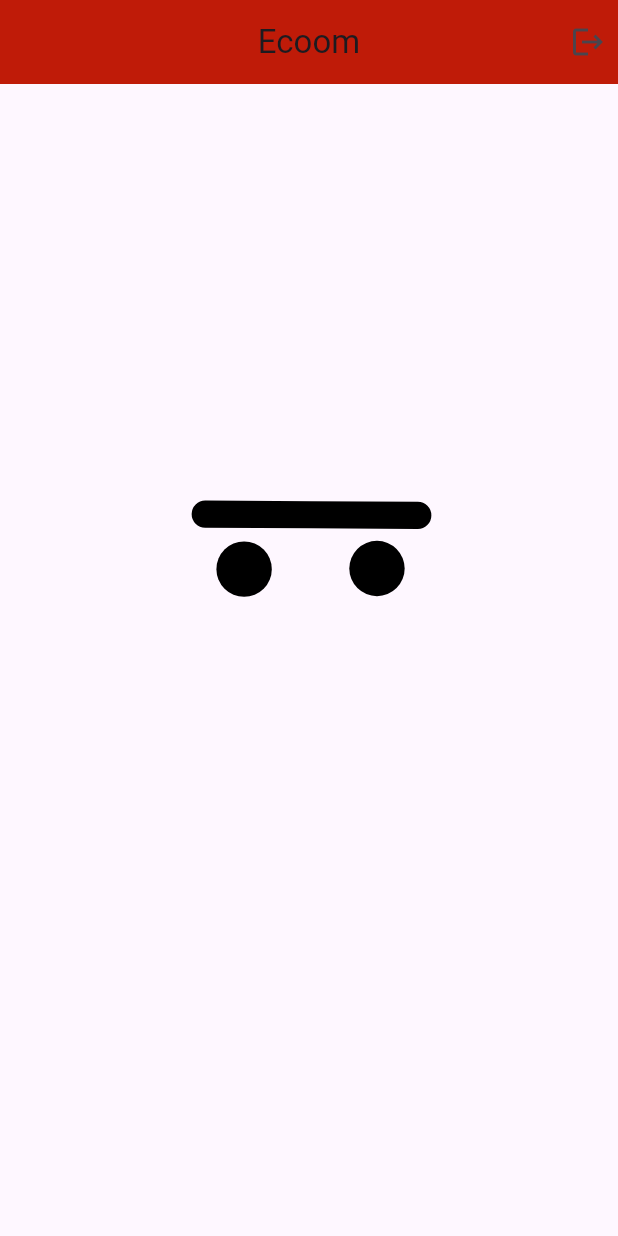
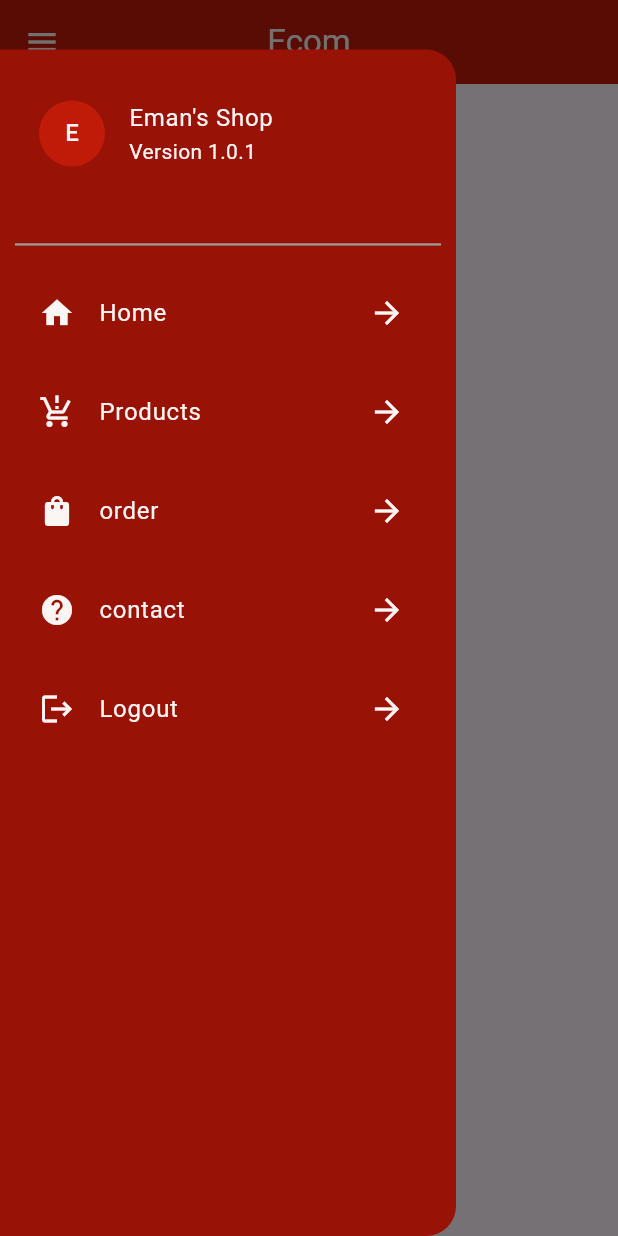
Before and after one commit to Talha-Shahbaz848/Eman_Shoping_Center, a Flutter app: the MainScreen screen opened directly, with the side drawer open (before the commit the screen has no drawer), on a phone screen of 412 x 824 dp. Run offline on Flutter 3.47's test engine with Material 3 defaults, Android fonts, the phone set to English and light mode, and no system bars; drawn by our look-alikes of carousel_slider; our stand-ins replace cached_network_image, cloud_firestore, firebase_auth, firebase_core, firebase_messaging, flutter_easyloading and 4 more; accounts and stored records are empty.

Commit message:
first commit

```diff
--- a/analysis_options.yaml
+++ b/analysis_options.yaml
@@ -14,6 +14,7 @@ analyzer:
     file_names: ignore
     no_leading_underscores_for_local_identifiers: ignore
     non_constant_identifier_names: ignore
+    unnecessary_overrides: ignore
 include: package:flutter_lints/flutter.yaml
 
 linter:
--- /dev/null
+++ b/lib/controllers/banner_controler.dart
@@ -0,0 +1,29 @@
+// ignore_for_file: unnecessary_overrides, avoid_print
+
+import 'package:cloud_firestore/cloud_firestore.dart';
+import 'package:get/get.dart';
+
+class BannerControler extends GetxController{
+
+RxList<String> bannerUrl = RxList<String>([]);
+
+@override
+  void onInit() {
+    super.onInit();
+    getBannerImage();
+  }
+
+  Future<void> getBannerImage() async{
+try{
+  QuerySnapshot bannerSnapshot = await FirebaseFirestore.instance.collection("images").get();
+  if(bannerSnapshot.docs.isNotEmpty){
+    bannerUrl.value = bannerSnapshot.docs.map((doc) => doc['image'] as String ).toList();
+  }
+}
+catch (e) {
+  print("error $e");
+}
+
+  }
+
+}
--- a/lib/screens/auth_ui/sign_inscreen.dart
+++ b/lib/screens/auth_ui/sign_inscreen.dart
@@ -11,7 +11,6 @@ import 'package:flutter/material.dart';
 import 'package:flutter_keyboard_visibility/flutter_keyboard_visibility.dart';
 import 'package:get/get.dart';
 import 'package:lottie/lottie.dart';
-
 import '../../controllers/get_user_data_controller.dart';
 
 class signInScreen extends StatefulWidget {
--- a/lib/screens/auth_ui/sign_up_screen.dart
+++ b/lib/screens/auth_ui/sign_up_screen.dart
@@ -20,7 +20,7 @@ class _signUpScreenState extends State<signUpScreen> {
 final EmailSignUpController emailSignUpController =
       Get.put(EmailSignUpController());
 
-    TextEditingController username = TextEditingController();
+  TextEditingController username = TextEditingController();
   TextEditingController userEmail = TextEditingController();
   TextEditingController userPhone = TextEditingController();
   TextEditingController userCity = TextEditingController();
--- a/lib/screens/user_panel/mainscreen.dart
+++ b/lib/screens/user_panel/mainscreen.dart
@@ -1,42 +1,49 @@
-import 'package:eman_shoping_center/screens/auth_ui/welcome_screen.dart';
+// ignore_for_file: prefer_const_constructors, avoid_unnecessary_containers
+
 import 'package:eman_shoping_center/utils/app_constant.dart';
+import 'package:eman_shoping_center/widgets/banner_widget.dart';
+import 'package:eman_shoping_center/widgets/drawer.dart';
 import 'package:firebase_auth/firebase_auth.dart';
 import 'package:flutter/material.dart';
 import 'package:get/get.dart';
-import 'package:google_sign_in/google_sign_in.dart';
-import 'package:lottie/lottie.dart';
+
 class MainScreen extends StatefulWidget {
   const MainScreen({super.key});
-
   @override
   State<MainScreen> createState() => _MainScreenState();
 }
 
 class _MainScreenState extends State<MainScreen> {
+
+User? user = FirebaseAuth.instance.currentUser;
   @override
   Widget build(BuildContext context) {
     return Scaffold(
       appBar: AppBar(
         backgroundColor: AppConstant.appMainColor,
-        title: Text(AppConstant.appMainName),
+        title: Text(AppConstant.appMainName, style: TextStyle(color: AppConstant.appTextColor),),
         centerTitle: true,
-        actions:  [
-          Padding(
-            padding: const EdgeInsets.all(8.0),
-            child: InkWell(
-              onTap: () async{
-                GoogleSignIn googleSignIn = GoogleSignIn();
-               FirebaseAuth firebaseAuth = FirebaseAuth.instance;
-               await firebaseAuth.signOut();
-               await googleSignIn.signOut();
-                Get.offAll(()=> welcomeScreen());
-              },
-              child: const Icon(Icons.logout)),
 
+      iconTheme: IconThemeData(
+        color: AppConstant.appTextColor
+      )
+      ),
+
+      drawer: DrawerWidget(),
+      body: SingleChildScrollView(
+        physics: BouncingScrollPhysics(),
+        child: Container(
+          child: Column(
+            children: [
+              SizedBox(
+               height: Get.height / 90.0,
+              ),
+              Text("Eman shoping Center"),
+              BannerWidget(),
+            ],
           ),
-        ],
-      ),
-      body: Lottie.asset('assets/images/appicon.json'),
+        ),
+      )
     );
   }
 }
--- a/lib/utils/app_constant.dart
+++ b/lib/utils/app_constant.dart
@@ -2,7 +2,7 @@ import 'package:flutter/material.dart';
 
 class  AppConstant{
 
-static String appMainName = "Ecoom";
+static String appMainName = "Ecom";
 static String appPoweredBy = "KingTech4u";
 // ignore: use_full_hex_values_for_flutter_colors
 static const appMainColor = Color(0xFFbf1b08);
--- /dev/null
+++ b/lib/widgets/banner_widget.dart
@@ -0,0 +1,39 @@
+// ignore_for_file: avoid_unnecessary_containers
+
+
+import 'package:cached_network_image/cached_network_image.dart';
+import 'package:carousel_slider/carousel_slider.dart';
+import 'package:eman_shoping_center/controllers/banner_controler.dart';
+import 'package:flutter/cupertino.dart';
+import 'package:flutter/material.dart';
+import 'package:get/get.dart';
+
+class BannerWidget extends StatefulWidget {
+  const BannerWidget({super.key});
+
+  @override
+  State<BannerWidget> createState() => _BannerWidgetState();
+}
+
+class _BannerWidgetState extends State<BannerWidget> {
+  final CarouselController carouselController = CarouselController();
+  final BannerControler bannerControler = Get.put(BannerControler());
+
+  @override
+  Widget build(BuildContext context) {
+    return Container(
+      child: CarouselSlider(items: bannerControler.bannerUrl.map((image) => ClipRRect(
+        borderRadius: BorderRadius.circular(10.0),
+        child: CachedNetworkImage(imageUrl: image, fit: BoxFit.cover, width: Get.width -10.0, placeholder: (context, url) => const ColoredBox(color: Colors.white,
+        child:  Center(
+          child: CupertinoActivityIndicator(),
+        ),), errorWidget: (context, url, error) => const Icon(Icons.error),),
+      ),).toList(), options: CarouselOptions(
+      scrollDirection: Axis.horizontal,
+      autoPlay: true,
+      aspectRatio: 2.5,
+      viewportFraction: 1
+      ),),
+    );
+  }
+}
--- /dev/null
+++ b/lib/widgets/drawer.dart
@@ -0,0 +1,112 @@
+// ignore_for_file: prefer_const_constructors
+
+import 'package:firebase_auth/firebase_auth.dart';
+import 'package:flutter/material.dart';
+import 'package:get/get.dart';
+import 'package:google_sign_in/google_sign_in.dart';
+
+import '../screens/auth_ui/welcome_screen.dart';
+import '../utils/app_constant.dart';
+class DrawerWidget extends StatefulWidget {
+   const  DrawerWidget({super.key});
+
+  @override
+  State<DrawerWidget> createState() => _DrawerWidgetState();
+}
+
+class _DrawerWidgetState extends State<DrawerWidget> {
+  @override
+  Widget build(BuildContext context) {
+    return Padding(
+      padding: EdgeInsets.only(top: Get.height/ 25),
+
+    child: Drawer(
+        backgroundColor: AppConstant.appSecondaryColor,
+        shape: RoundedRectangleBorder(
+          borderRadius: BorderRadius.only(
+              topRight: Radius.circular(20), bottomRight: Radius.circular(20)),
+        ),
+        child: Wrap(
+          runSpacing: 10,
+          children:  [
+            Padding(
+              padding: EdgeInsets.symmetric(horizontal: 10.0, vertical: 20.0),
+              child: ListTile(
+                titleAlignment: ListTileTitleAlignment.center,
+                title: Text("Eman's Shop", style: TextStyle(color: AppConstant.appTextColor),),
+                subtitle: Text("Version 1.0.1", style: TextStyle(color: AppConstant.appTextColor),),
+                leading: CircleAvatar(
+                  backgroundColor: AppConstant.appMainColor,
+                  radius: 22.0,
+                  child: Text("E", style: TextStyle(color: AppConstant.appTextColor),),
+                ),
+              ),
+            ),
+            Divider(
+              endIndent: 10.0,
+              indent: 10.0,
+              color: Colors.grey,
+              thickness: 1.5,
+            ),
+            Padding(
+              padding: EdgeInsets.symmetric(horizontal: 10.0, ),
+              child: ListTile(
+                titleAlignment: ListTileTitleAlignment.center,
+                title: Text("Home", style: TextStyle(color: AppConstant.appTextColor),),
+                leading: Icon(Icons.home, color: AppConstant.appTextColor,),
+                trailing: Icon(Icons.arrow_forward, color: AppConstant.appTextColor,),
+
+              ),
+            ),
+            Padding(padding: EdgeInsets.symmetric(horizontal: 10.0),
+            child: ListTile(
+              leading: Icon(Icons.production_quantity_limits, color: AppConstant.appTextColor,),
+              title: Text("Products", style: TextStyle(color: AppConstant.appTextColor),),
+              trailing: Icon(Icons.arrow_forward, color: AppConstant.appTextColor,),
+              titleAlignment: ListTileTitleAlignment.center,
+            ),
+
+            ),
+
+            Padding(padding: EdgeInsets.symmetric(horizontal: 10.0),
+            child: ListTile(
+              leading: Icon(Icons.shopping_bag_rounded, color: AppConstant.appTextColor,),
+              title: Text("order", style: TextStyle(color: AppConstant.appTextColor),),
+              trailing: Icon(Icons.arrow_forward, color: AppConstant.appTextColor,),
+              titleAlignment: ListTileTitleAlignment.center,
+            ),
+
+            ),
+
+Padding(padding: EdgeInsets.symmetric(horizontal: 10.0),
+            child: ListTile(
+              leading: Icon(Icons.help, color: AppConstant.appTextColor,),
+              title: Text("contact", style: TextStyle(color: AppConstant.appTextColor),),
+              trailing: Icon(Icons.arrow_forward, color: AppConstant.appTextColor,),
+              titleAlignment: ListTileTitleAlignment.center,
+            ),
+
+            ),
+Padding(padding: EdgeInsets.symmetric(horizontal: 10.0),
+            child: ListTile(
+              onTap: () async {
+                  GoogleSignIn googleSignIn = GoogleSignIn();
+                  FirebaseAuth firebaseAuth = FirebaseAuth.instance;
+                  await firebaseAuth.signOut();
+                  await googleSignIn.signOut();
+                  Get.offAll(() => welcomeScreen());
+                },
+              leading: Icon(Icons.logout, color: AppConstant.appTextColor,),
+              title: Text("Logout", style: TextStyle(color: AppConstant.appTextColor),),
+              trailing: Icon(Icons.arrow_forward, color: AppConstant.appTextColor,),
+              titleAlignment: ListTileTitleAlignment.center,
+            ),
+
+            ),
+          ],
+        ),
+      ),
+
+    );
+  }
+}
--- a/pubspec.yaml
+++ b/pubspec.yaml
@@ -44,6 +44,8 @@ dependencies:
   cloud_firestore: ^4.17.5
   flutter_easyloading: ^3.0.5
   firebase_messaging: ^14.9.4
+  carousel_slider: ^4.2.1
+  cached_network_image: ^3.3.1
 
 dev_dependencies:
   flutter_test:
```
Also changed, not shown: lib/controllers/forget_password_scren_controer.dart (+2 -8 lines), pubspec.lock, 1 other file.
